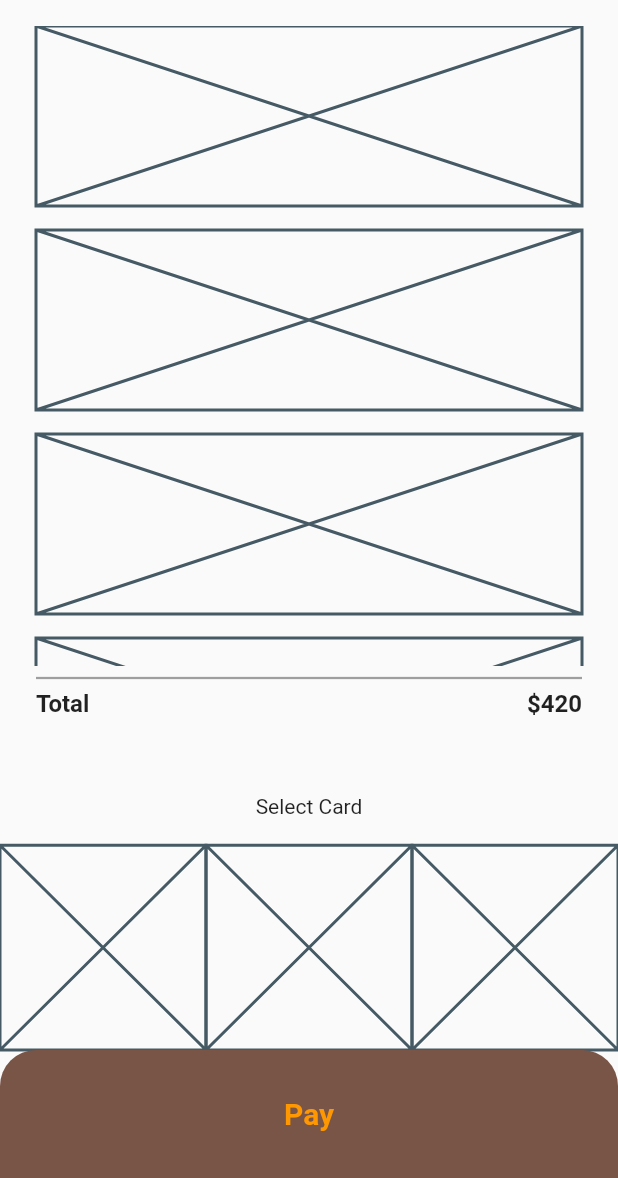
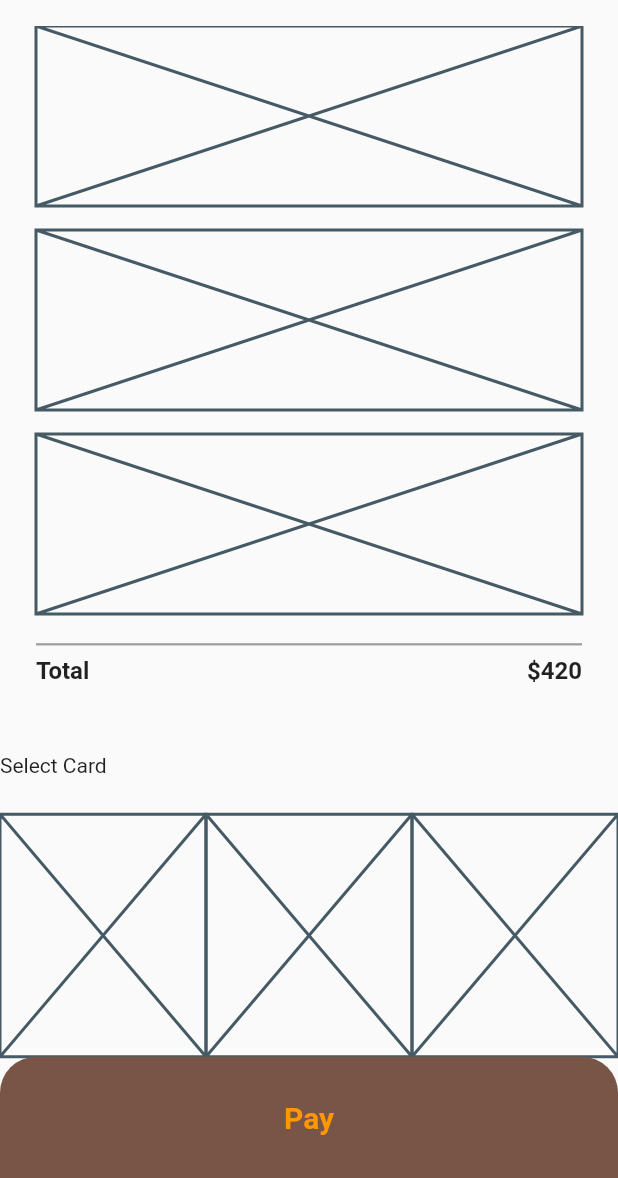
Before and after one commit to JAICHANGPARK/flutter_notebook_the_third_story, a Flutter app: the BookPage screen opened directly, on a phone screen of 412 x 824 dp, the part 58-1236 px from its top. Run offline on Flutter 3.47's test engine with Material 2 defaults, Android fonts, the phone set to English and light mode, and no system bars; our stand-ins replace badges, dotted_border, fl_chart, page_transition, percent_indicator; network calls fail.

Commit message:
Update book_page.dart

```diff
--- a/lib/travel_store_app/book_page.dart
+++ b/lib/travel_store_app/book_page.dart
@@ -103,8 +103,9 @@ class _BookPageState extends State<BookPage> {
             ),
           ),
           Expanded(
-            flex: 4,
+            flex: 5,
             child: Column(
+              crossAxisAlignment: CrossAxisAlignment.start,
               children: <Widget>[
                 Expanded(
                   flex: 2,
```
